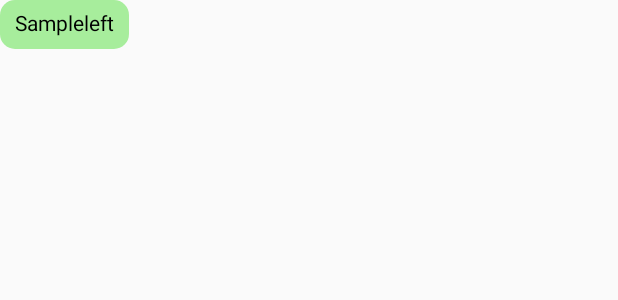
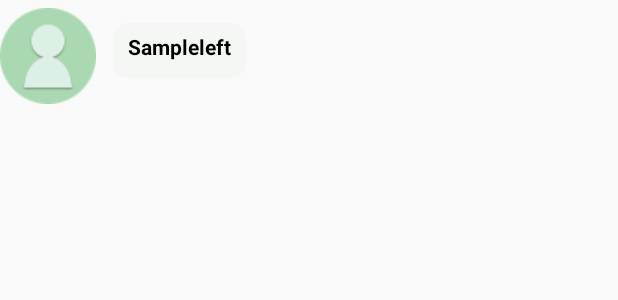
Before and after one commit to ferehsteh/SmsMessenger, an Android app: the layout left.xml on its own in the app's theme, with its tools: preview values and no code run, on a phone screen of 412 x 824 dp. Shown: the top 300 px of the screen. Run offline under Robolectric (Android 15) with nearby library versions, the phone set to English and light mode, and no system bars.

Commit message:
new change in 95.10.1---17:01

```diff
--- a/app/src/main/java/lb7/alish/smsmessenger/logic/sms/SmsUtils.java
+++ b/app/src/main/java/lb7/alish/smsmessenger/logic/sms/SmsUtils.java
@@ -68,6 +68,7 @@ public class SmsUtils {
             do {
                 String messageText = cursor.getString(cursor.getColumnIndexOrThrow("body"));
                 String date = cursor.getString(cursor.getColumnIndexOrThrow("date"));
+
                 long cid = cursor.getLong(cursor.getColumnIndex("_id"));
 //                String photoURI = ContactUtils.getContactPhotoURI(MyApplication.getContext(), contact);
                 DirectionType directionType;
@@ -104,7 +105,7 @@ public class SmsUtils {
         boolean isSmsDeleted = false;
         try {
             MyApplication.getContext().getContentResolver().delete(
-                    Uri.parse("content://sms/inbox/" + smsId), null, null);
+                    Uri.parse("content://sms/" + smsId), null, null);
             isSmsDeleted = true;
 
         } catch (Exception ex) {
--- a/app/src/main/java/lb7/alish/smsmessenger/view/conversation/ConversationFragment.java
+++ b/app/src/main/java/lb7/alish/smsmessenger/view/conversation/ConversationFragment.java
@@ -29,7 +29,6 @@ import lb7.alish.smsmessenger.logic.SimCardUtils;
 import lb7.alish.smsmessenger.logic.pref.AppPref;
 import lb7.alish.smsmessenger.logic.sms.SmsUtils;
 import lb7.alish.smsmessenger.view.messagelist.MessageInfo;
-import lb7.alish.smsmessenger.view.messagelist.MessagesByContactAdapter;
 
 public class ConversationFragment extends Fragment {
 
@@ -81,7 +80,8 @@ public class ConversationFragment extends Fragment {
                         filteredList.add(messageInfos.get(i));
                     }
                 }
-                MessagesByContactAdapter adapter = new MessagesByContactAdapter(getActivity(), filteredList);
+
+                ConversationAdapter adapter = new ConversationAdapter(getActivity(), filteredList);
                 recyclerView.setAdapter(adapter);
                 adapter.notifyDataSetChanged();
                 return false;
--- a/app/src/main/java/lb7/alish/smsmessenger/view/conversation/ConversationViewHolder.java
+++ b/app/src/main/java/lb7/alish/smsmessenger/view/conversation/ConversationViewHolder.java
@@ -39,7 +39,9 @@ public class ConversationViewHolder extends RecyclerView.ViewHolder {
 //                itemView.setBackgroundColor(ContextCompat.getColor(MyApplication.getContext(), R.color.output_color));
 //                break;
 //        }
-        mMessageText.setText(messageInfo.getMessageText() + "\r \n" + TimeUtils.getTimeForConversations(Long.parseLong(messageInfo.getDate())));
+//        final Typeface tf  = Typeface.createFromAsset(activity.getAssets(),"BMitraBd.ttf");
+//        mMessageText.setTypeface(tf);
+        mMessageText.setText(messageInfo.getMessageText() + "\r \n \n" + TimeUtils.getTimeForConversations(Long.parseLong(messageInfo.getDate())));
 //        mDateText.setText(TimeUtils.getTimeForConversations(Long.parseLong(messageInfo.getDate())));
         mMessageText.setOnLongClickListener(new View.OnLongClickListener() {
             @Override
--- a/app/src/main/java/lb7/alish/smsmessenger/view/messagelist/MessageViewHolder.java
+++ b/app/src/main/java/lb7/alish/smsmessenger/view/messagelist/MessageViewHolder.java
@@ -47,6 +47,10 @@ public class MessageViewHolder extends RecyclerView.ViewHolder {
     public void bind(final Activity activity, final MessageInfo messageInfo) {
         final String contactNumber = messageInfo.getContact();
         ContactInfo contact = ContactUtils.getContact(contactNumber);
+//        final Typeface tf  = Typeface.createFromAsset(activity.getAssets(),"BMitraBd.ttf");
+//        mMessageText.setTypeface(tf);
+//        mContactName.setTypeface(tf);
+//        mDateText.setTypeface(tf);
         if (contact != null) {
             mContactName.setText(contact.getName());
 
--- /dev/null
+++ b/app/src/main/java/lb7/alish/smsmessenger/view/utils/MyTextView.java
@@ -0,0 +1,35 @@
+package lb7.alish.smsmessenger.view.utils;
+
+import android.content.Context;
+import android.graphics.Typeface;
+import android.util.AttributeSet;
+import android.widget.TextView;
+
+/**
+ * Created by Zargaran on 12/21/2016.
+ */
+
+public class MyTextView extends TextView {
+    public MyTextView(Context context, AttributeSet attrs, int defStyle) {
+        super(context, attrs, defStyle);
+        init();
+    }
+
+    public MyTextView(Context context, AttributeSet attrs) {
+        super(context, attrs);
+        init();
+    }
+
+    public MyTextView(Context context) {
+        super(context);
+        init();
+    }
+
+    private void init() {
+        if (!isInEditMode()) {
+            Typeface tf = Typeface.createFromAsset(getContext().getAssets(), "BMitraBd.ttf");
+            setTypeface(tf);
+        }
+    }
+
+}
--- /dev/null
+++ b/app/src/main/res/drawable/main_menu_text_color_selector.xml
@@ -0,0 +1,6 @@
+<?xml version="1.0" encoding="utf-8"?>
+<selector xmlns:android="http://schemas.android.com/apk/res/android">
+    <item android:color="@color/black_color" android:state_pressed="false" />
+    <item android:color="@color/lime_color" android:state_pressed="true" />
+    <item android:color="@color/black_color" />
+</selector>
--- a/app/src/main/res/drawable/rounded_corner.xml
+++ b/app/src/main/res/drawable/rounded_corner.xml
@@ -1,9 +1,9 @@
 <?xml version="1.0" encoding="utf-8"?>
 <shape xmlns:android="http://schemas.android.com/apk/res/android">
-    <solid android:color="#dddddd" />
+    <solid android:color="@color/blueR_color" />
     <stroke
         android:width="0dip"
-        android:color="#dddddd" />
+        android:color="@color/blueR_color" />
     <corners android:radius="10dip" />
     <padding
         android:bottom="0dip"
--- a/app/src/main/res/drawable/rounded_corner1.xml
+++ b/app/src/main/res/drawable/rounded_corner1.xml
@@ -1,9 +1,9 @@
 <?xml version="1.0" encoding="utf-8"?>
 <shape xmlns:android="http://schemas.android.com/apk/res/android">
-    <solid android:color="#a7ed9c" />
+    <solid android:color="@color/blueL_color" />
     <stroke
         android:width="0dip"
-        android:color="#a7ed9c" />
+        android:color="@color/blueL_color" />
     <corners android:radius="10dip" />
     <padding
         android:bottom="0dip"
--- a/app/src/main/res/layout/activity_conversation.xml
+++ b/app/src/main/res/layout/activity_conversation.xml
@@ -21,7 +21,8 @@
             android:layout_width="match_parent"
             android:layout_height="0dp"
             android:layout_weight="5"
-            android:background="@android:color/white" />
+
+            android:background="@mipmap/bg" />
 
         <LinearLayout
             android:layout_width="match_parent"
@@ -53,7 +54,7 @@
                 android:layout_width="48dp"
                 android:layout_height="48dp"
                 android:layout_gravity="center"
-                android:background="@android:drawable/ic_menu_send" />
+                android:background="@mipmap/send" />
         </LinearLayout>
     </LinearLayout>
 
--- a/app/src/main/res/layout/left.xml
+++ b/app/src/main/res/layout/left.xml
@@ -3,18 +3,38 @@
     android:layout_width="match_parent"
     android:layout_height="wrap_content">
 
-    <TextView
+    <ImageView
+        android:id="@+id/user_img"
+        android:layout_width="wrap_content"
+        android:layout_height="wrap_content"
+        android:layout_alignParentLeft="true"
+        android:layout_alignParentStart="true"
+        android:layout_alignParentTop="true"
+        android:paddingTop="5dp"
+        android:src="@mipmap/contact_pic" />
+
+    <lb7.alish.smsmessenger.view.utils.MyTextView
         android:id="@+id/msgr"
         android:layout_width="wrap_content"
         android:layout_height="wrap_content"
+        android:layout_alignParentTop="true"
         android:layout_gravity="left"
-        android:layout_marginBottom="5dp"
-        android:layout_marginRight="20dp"
+        android:layout_marginLeft="11dp"
+        android:layout_marginStart="11dp"
+        android:layout_marginTop="15dp"
+        android:layout_toEndOf="@+id/user_img"
+        android:layout_toRightOf="@+id/user_img"
         android:background="@drawable/rounded_corner1"
+        android:clickable="true"
+        android:enabled="true"
+        android:focusable="true"
+        android:lineSpacingExtra="3dp"
         android:paddingBottom="8dp"
         android:paddingLeft="10dp"
         android:paddingRight="10dp"
         android:paddingTop="5dp"
         android:text="Sampleleft"
-        android:textColor="#000" />
+        android:textColor="@drawable/main_menu_text_color_selector"
+        android:textStyle="bold"
+        android:typeface="serif" />
 </RelativeLayout>
--- a/app/src/main/res/layout/list_item1.xml
+++ b/app/src/main/res/layout/list_item1.xml
@@ -32,7 +32,7 @@
                 android:layout_width="match_parent"
                 android:layout_height="wrap_content">
 
-                <TextView
+                <lb7.alish.smsmessenger.view.utils.MyTextView
                     android:id="@+id/contactTextView"
                     android:layout_width="0dp"
                     android:layout_height="wrap_content"
@@ -47,7 +47,7 @@
                     android:textSize="20sp"
                     android:textStyle="bold" />
 
-                <TextView
+                <lb7.alish.smsmessenger.view.utils.MyTextView
                     android:id="@+id/dateTextView"
                     android:layout_width="wrap_content"
                     android:layout_height="wrap_content"
@@ -58,7 +58,7 @@
                     android:textColor="@android:color/black" />
             </LinearLayout>
 
-            <TextView
+            <lb7.alish.smsmessenger.view.utils.MyTextView
                 android:id="@+id/messageTextView"
                 android:layout_width="match_parent"
                 android:layout_height="wrap_content"
--- a/app/src/main/res/layout/main_fragment.xml
+++ b/app/src/main/res/layout/main_fragment.xml
@@ -35,6 +35,6 @@
         android:layout_gravity="bottom|end"
         android:layout_margin="16dp"
         android:src="@mipmap/compose"
-        app:backgroundTint="@color/green_color" />
+        app:backgroundTint="@color/colorPrimary" />
 
 </android.support.design.widget.CoordinatorLayout>
--- a/app/src/main/res/values/colors.xml
+++ b/app/src/main/res/values/colors.xml
@@ -1,14 +1,18 @@
 <?xml version="1.0" encoding="utf-8"?>
 <resources>
-    <color name="colorPrimary">#8BC34A</color>
-    <color name="colorPrimaryDark">#689F38</color>
-    <color name="colorAccent">#FF4081</color>
+    <color name="colorPrimary">#2E7D32</color>
+    <color name="colorPrimaryDark">#1B5E20</color>
+    <color name="colorAccent">#00C853</color>
     <color name="output_color">#00FF00</color>
     <color name="input_color">#FFFF00</color>
 
 
     <color name="white_color">#FFF</color>
     <color name="black_color">#000</color>
-    <color name="green_color">#477047</color>
+    <color name="green_color">#5c915c</color>
+    <color name="lime_color">#CDDC39</color>
+    <color name="blueR_color">#e8f5e9</color>
+    <color name="blueL_color">#f4f7f4</color>
+
 
 </resources>
```
Also changed, not shown: app/src/main/res/layout/right.xml (+25 -6 lines), app/src/main/assets/BMitraBd.ttf (added), app/src/main/assets/BNazanin.ttf (added), app/src/main/assets/tahoma.ttf (added), app/src/main/res/mipmap-mdpi/bg.png (added), app/src/main/res/mipmap-mdpi/icon.png, app/src/main/res/mipmap-mdpi/send.png (added).
